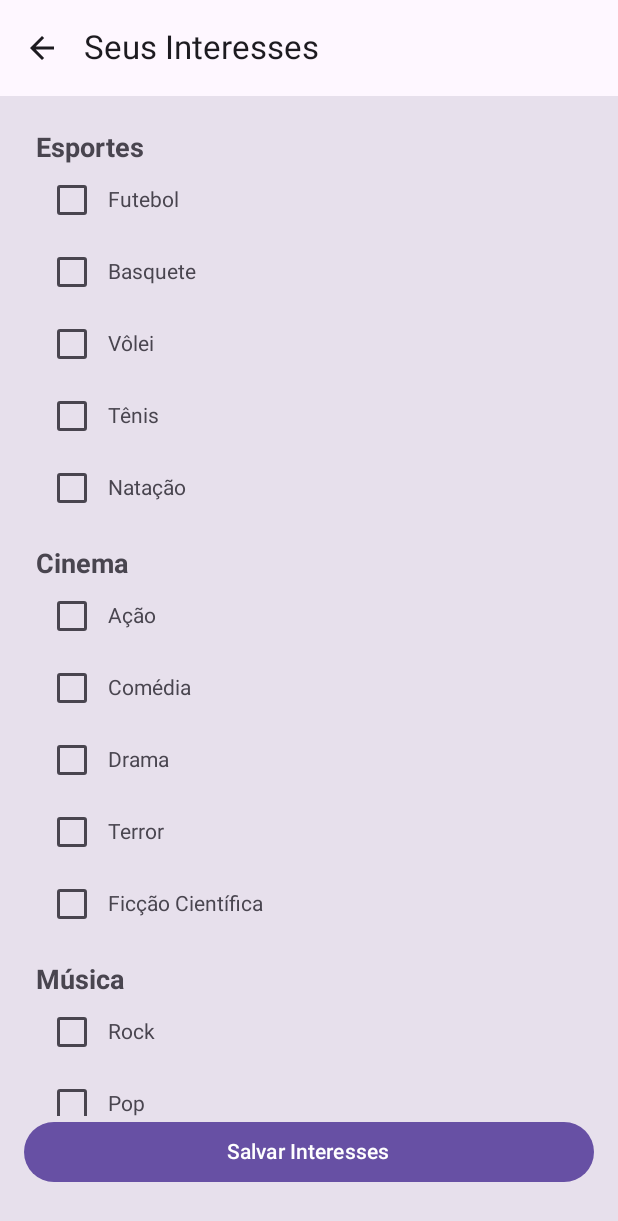
After one commit to HanielCostaDaSilva/Cinder, an Android app built with Jetpack Compose: the InterestsScreen screen opened through its navigation route, on a phone screen of 412 x 824 dp. The commit adds this screen. Shown: the top 1221 px of the screen. Run offline under Robolectric (Android 15) with nearby library versions, the phone set to English and light mode, and no system bars; our stand-ins replace Firebase (no records; nobody signed in at launch, a user with empty details on screens opened directly).

Commit message:
WIP: Implementando comportamento de interesses

```diff
--- a/app/src/main/java/com/haniel/cinder/MainActivity.kt
+++ b/app/src/main/java/com/haniel/cinder/MainActivity.kt
@@ -19,6 +19,7 @@ import com.haniel.cinder.ui.theme.screens.AuthScreen
 import com.haniel.cinder.ui.theme.screens.CinderPrincipalScreen
 import com.haniel.cinder.ui.theme.screens.EditionScreen
 import com.haniel.cinder.ui.theme.screens.FirstLogin
+import com.haniel.cinder.ui.theme.screens.InterestsScreen
 import com.haniel.cinder.ui.theme.screens.RegisterScreen
 import com.haniel.cinder.ui.theme.screens.ProfileUserScreen
 
@@ -41,10 +42,14 @@ class MainActivity : ComponentActivity() {
         val navController = rememberNavController()
         NavHost(navController = navController, startDestination = "first_login") {
             composable("auth_screen") {
-                AuthScreen(modifier = modifierScreen,
+                AuthScreen(modifier = modifierScreen, navController = navController, // Passando o navController
                     onSignInClick = { user: User ->
-                        print("Hello ${user.name}")
-                        navController.navigate("principal_screen")
+                        Log.d("Main", "Hello ${user.name}")
+                        if (user.interests.isEmpty()) {
+                            navController.navigate("interestsScreen") // Usando navController para navegar
+                        } else {
+                            navController.navigate("principal_screen") // Usando navController para navegar
+                        }
                     },
                     ifNewGoTo = {
                         navController.navigate("register_screen")
@@ -95,9 +100,16 @@ class MainActivity : ComponentActivity() {
                     }
                 )
             }
+            // Adicionando a rota para a tela de interesses diretamente no NavHost
+            composable("interestsScreen") {
+                InterestsScreen( // Passando o navController para a tela de interesses
+                    navController = navController,
+                    onBack = { navController.navigate("auth_screen") },
+                    onSave = { navController.navigate("principal_screen") }
+                )
+            }
         }
     }
-
 
     @Preview(showBackground = true)
     @Composable
--- a/app/src/main/java/com/haniel/cinder/model/User.kt
+++ b/app/src/main/java/com/haniel/cinder/model/User.kt
@@ -10,7 +10,8 @@ data class User(
     val age: Int = 0,
     val imageID: Int = 0,
     val biograpy: String = "",
-    val favoritesList: MutableList<String> = mutableListOf()
+    val favoritesList: MutableList<String> = mutableListOf(),
+    val interests: MutableList<String> = mutableListOf()
 
 ) {
     constructor() : this("","", "", 0, 0, "", mutableListOf())
--- /dev/null
+++ b/app/src/main/java/com/haniel/cinder/ui/theme/screens/InterestsScreen.kt
@@ -0,0 +1,128 @@
+package com.haniel.cinder.ui.theme.screens
+
+import androidx.compose.foundation.layout.*
+import androidx.compose.foundation.lazy.LazyColumn
+import androidx.compose.foundation.lazy.items
+import androidx.compose.material.icons.Icons
+import androidx.compose.material.icons.filled.ArrowBack
+import androidx.compose.material3.*
+import androidx.compose.runtime.*
+import androidx.compose.ui.Alignment
+import androidx.compose.ui.Modifier
+import androidx.compose.ui.text.font.FontWeight
+import androidx.compose.ui.unit.dp
+import androidx.compose.ui.unit.sp
+import com.haniel.cinder.model.User
+import com.haniel.cinder.repository.UserDAO
+import com.haniel.cinder.usuarioLogadoCinder
+import androidx.navigation.NavHostController
+import androidx.navigation.compose.rememberNavController
+
+@OptIn(ExperimentalMaterial3Api::class)
+@Composable
+fun InterestsScreen(
+    navController: NavHostController, // Adicione o parâmetro NavHostController
+    onBack: () -> Unit,
+    onSave: () -> Unit
+) {
+    val userDao = UserDAO()
+    val globalLogin = usuarioLogadoCinder
+    var user by remember { mutableStateOf<User?>(null) }
+    var isLoading by remember { mutableStateOf(true) }
+
+    LaunchedEffect(globalLogin) {
+        userDao.findByName(globalLogin) { fetchedUser ->
+            user = fetchedUser
+            isLoading = false
+        }
+    }
+
+    Scaffold(
+        containerColor = MaterialTheme.colorScheme.surfaceVariant,
+        modifier = Modifier.fillMaxSize(),
+        topBar = {
+            TopAppBar(
+                title = { Text("Seus Interesses") },
+                navigationIcon = {
+                    IconButton(onClick = onBack) {
+                        Icon(Icons.Default.ArrowBack, contentDescription = "Voltar")
+                    }
+                },
+            )
+        },
+        content = { paddingValues ->
+            Box(modifier = Modifier.padding(paddingValues)) {
+                if (isLoading) {
+                    Box(modifier = Modifier.fillMaxSize(), contentAlignment = Alignment.Center) {
+                        CircularProgressIndicator()
+                    }
+                } else {
+                    Column(
+                        modifier = Modifier
+                            .fillMaxSize()
+                            .padding(16.dp),
+                        verticalArrangement = Arrangement.SpaceBetween
+                    ) {
+                        LazyColumn(
+                            modifier = Modifier.weight(1f)
+                        ) {
+                            items(predefinedInterests) { category ->
+                                Column(modifier = Modifier.padding(8.dp)) {
+                                    Text(
+                                        text = category.first,
+                                        fontWeight = FontWeight.Bold,
+                                        fontSize = 18.sp
+                                    )
+                                    category.second.forEach { interest ->
+                                        Row(
+                                            verticalAlignment = Alignment.CenterVertically
+                                        ) {
+                                            Checkbox(
+                                                checked = user?.interests?.contains(interest) ?: false,
+                                                onCheckedChange = { isChecked ->
+                                                    if (isChecked) {
+                                                        user?.interests?.add(interest)
+                                                    } else {
+                                                        user?.interests?.remove(interest)
+                                                    }
+                                                }
+                                            )
+                                            Text(text = interest)
+                                        }
+                                    }
+                                }
+                            }
+                        }
+                        Button(
+                            onClick = {
+                                user?.let {
+                                    userDao.updateUser(it) {
+                                        if (it) {
+                                            onSave()
+                                        } else {
+                                            // Lidar com o erro de atualização
+                                        }
+                                    }
+                                }
+                            },
+                            modifier = Modifier
+                                .fillMaxWidth()
+                                .padding(bottom = 16.dp)
+                        ) {
+                            Text("Salvar Interesses")
+                        }
+                    }
+                }
+            }
+        }
+    )
+}
+
+// Lista de interesses predefinidos agrupados por categorias
+val predefinedInterests = listOf(
+    "Esportes" to listOf("Futebol", "Basquete", "Vôlei", "Tênis", "Natação"),
+    "Cinema" to listOf("Ação", "Comédia", "Drama", "Terror", "Ficção Científica"),
+    "Música" to listOf("Rock", "Pop", "Sertanejo", "Eletrônica", "Clássica"),
+    "Política" to listOf("Liberalismo", "Conservadorismo", "Socialismo", "Comunismo"),
+    // Adicione mais categorias e interesses conforme necessário
+)
```
Also changed, not shown: app/src/main/java/com/haniel/cinder/repository/UserDAO.kt (+7 -1 lines), app/src/main/java/com/haniel/cinder/ui/theme/screens/AuthScreen.kt (+15 -3 lines), app/src/main/java/com/haniel/cinder/ui/theme/screens/EditionScreen.kt (+8 -0 lines), app/src/main/java/com/haniel/cinder/ui/theme/screens/PrincipalScreen.kt (+33 -10 lines), 2 other files.
